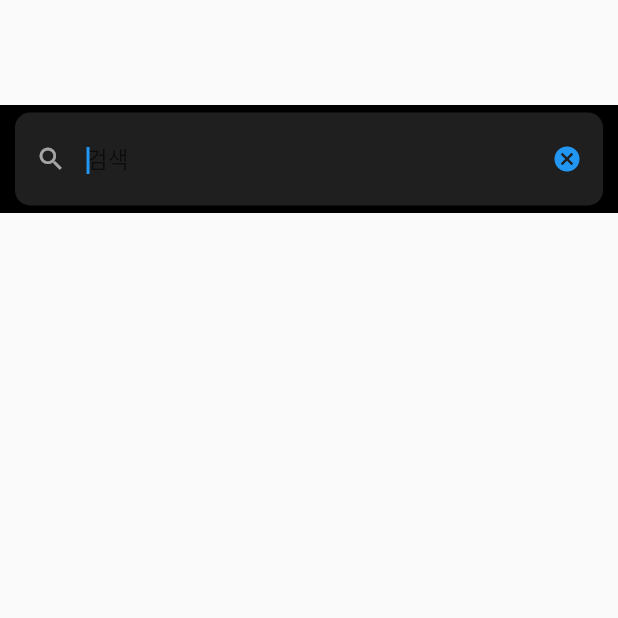
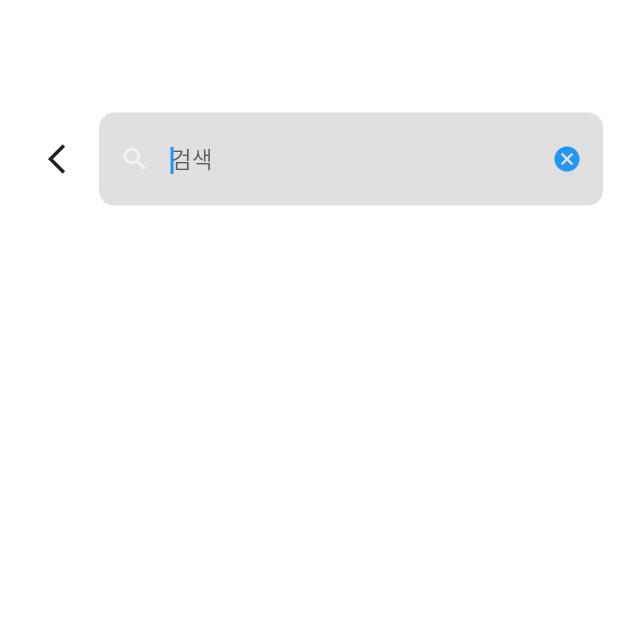
Before and after one commit to Gogumalang/CardMap, a Flutter app: the SearchScreen screen opened directly, on a phone screen of 412 x 824 dp, the top half of it. Run offline on Flutter 3.47's test engine with Material 2 defaults, Android fonts, the phone set to English and light mode, and no system bars; our stand-ins replace firebase_auth, firebase_core, geolocator, get; missing offline and left inert: flutter_naver_map; accounts and stored records are empty; network calls fail; statements that could not run were skipped.

Commit message:
searchScreen 10%

```diff
--- a/lib/screen/search.dart
+++ b/lib/screen/search.dart
@@ -23,6 +23,7 @@ class _SearchScreenState extends State<SearchScreen> {
   @override
   Widget build(BuildContext context) {
     return Scaffold(
+      backgroundColor: Colors.white,
       body: Column(
         children: [
           const SizedBox(
@@ -30,8 +31,19 @@ class _SearchScreenState extends State<SearchScreen> {
           ),
           Container(
             padding: const EdgeInsets.symmetric(vertical: 5, horizontal: 10),
-            color: Colors.black,
+            color: Colors.white,
             child: Row(children: [
+              Expanded(
+                flex: 1,
+                child: IconButton(
+                  icon: const Icon(Icons.arrow_back_ios_sharp),
+                  onPressed: () {
+                    _filter.clear();
+                    _searchText = "";
+                    focusNode.unfocus();
+                  },
+                ),
+              ),
               Expanded(
                 flex: 6,
                 child: TextField(
@@ -43,7 +55,7 @@ class _SearchScreenState extends State<SearchScreen> {
                   controller: _filter,
                   decoration: InputDecoration(
                     filled: true,
-                    fillColor: Colors.white12,
+                    fillColor: Colors.black12,
                     prefixIcon: const Icon(
                       Icons.search,
                       color: Colors.white60,
@@ -76,7 +88,8 @@ class _SearchScreenState extends State<SearchScreen> {
                     ),
                   ),
                 ),
-              )
+              ),
+              //   focusNode.hasFocus ? Expanded(child: Button)
             ]),
           ),
         ],
```
